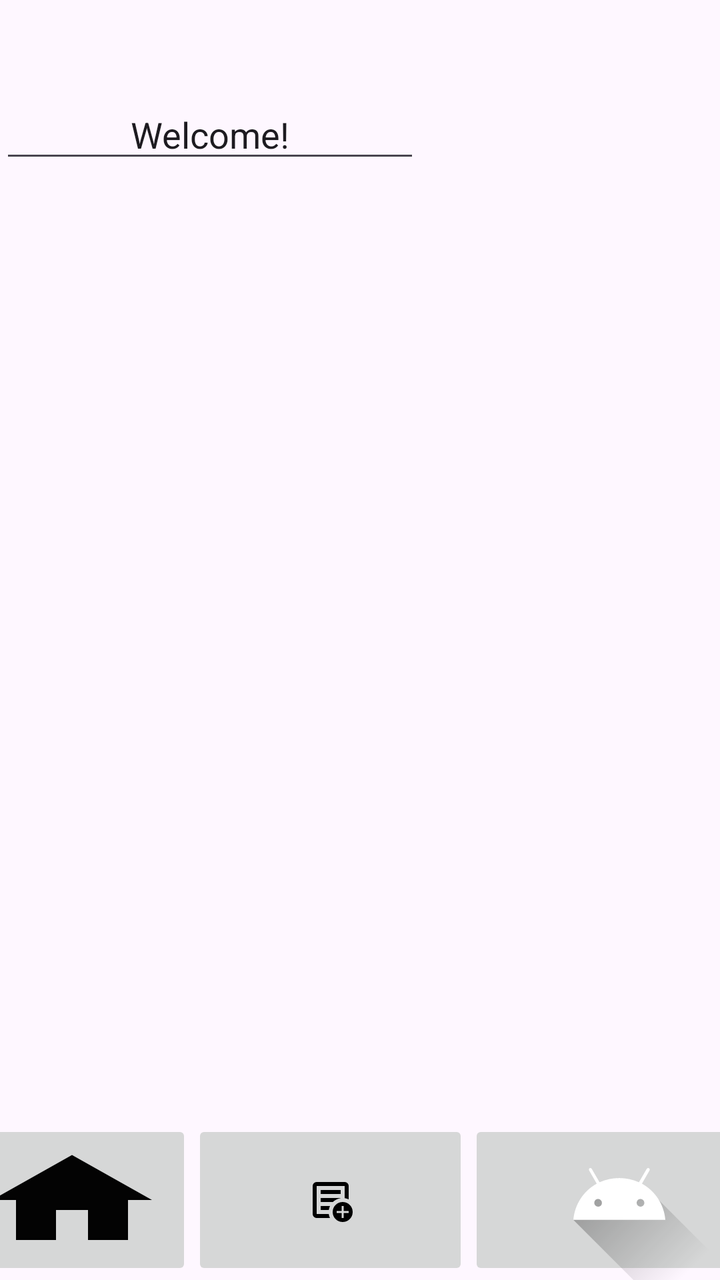
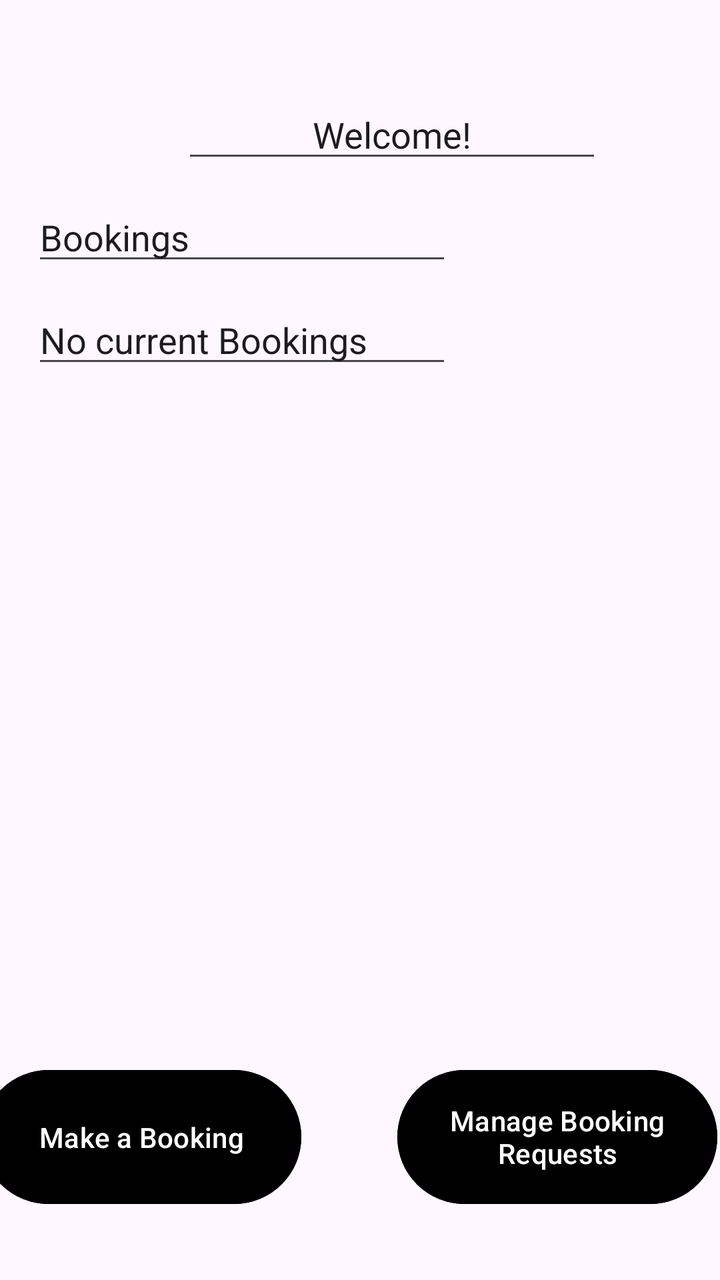

Two renders of the same Android screen: before a commit and after it. Below are the layout's source before the change and the commit's diff.
<!-- AndroidManifest.xml: application theme Theme.COMP2000Project -->
<!-- res/layout/activity_main.xml -->
<?xml version="1.0" encoding="utf-8"?>
<androidx.constraintlayout.widget.ConstraintLayout xmlns:android="http://schemas.android.com/apk/res/android"
    xmlns:app="http://schemas.android.com/apk/res-auto"
    xmlns:tools="http://schemas.android.com/tools"
    android:id="@+id/main"
    android:layout_width="match_parent"
    android:layout_height="match_parent"
    tools:context=".MainActivity">

    <LinearLayout
        android:layout_width="409dp"
        android:layout_height="80dp"
        android:orientation="horizontal"
        app:layout_constraintBottom_toBottomOf="parent"
        app:layout_constraintEnd_toEndOf="parent"
        app:layout_constraintStart_toStartOf="parent">

        <ImageButton
            android:id="@+id/btnBookings"
            android:layout_width="120dp"
            android:layout_height="match_parent"
            android:adjustViewBounds="false"
            android:contentDescription="@string/bookings_page_button"
            android:cropToPadding="false"
            android:scaleType="fitXY"
            app:srcCompat="@drawable/baseline_home_24" />

        <ImageButton
            android:id="@+id/btnHome"
            android:layout_width="120dp"
            android:layout_height="match_parent"
            android:layout_weight="1"
            android:contentDescription="@string/home_page_button"
            app:srcCompat="@drawable/outline_add_notes_24" />

        <ImageButton
            android:id="@+id/btnRequests"
            android:layout_width="wrap_content"
            android:layout_height="wrap_content"
            android:layout_weight="1"
            android:contentDescription="requests_page_button"
            app:srcCompat="@drawable/ic_launcher_foreground" />
    </LinearLayout>

    <EditText
        android:id="@+id/editTextText"
        android:layout_width="wrap_content"
        android:layout_height="wrap_content"
        android:layout_marginTop="45dp"
        android:ems="10"
        android:inputType="text"
        android:text="Welcome!"
        android:textAlignment="center"
        app:layout_constraintTop_toTopOf="parent"
        tools:layout_editor_absoluteX="91dp" />

</androidx.constraintlayout.widget.ConstraintLayout>
<!-- resources referenced by this layout -->
<resources>
  <!-- drawable baseline_home_24 (drawable) -->
  <vector xmlns:android="http://schemas.android.com/apk/res/android" android:alpha="0.99" android:height="24dp" android:tint="#000000" android:viewportHeight="24" android:viewportWidth="24" android:width="24dp">
        
      <path android:fillColor="@android:color/white" android:pathData="M10,20v-6h4v6h5v-8h3L12,3 2,12h3v8z"/>
      
  </vector>
  <!-- drawable ic_launcher_foreground (drawable) -->
  <vector xmlns:android="http://schemas.android.com/apk/res/android"
      xmlns:aapt="http://schemas.android.com/aapt"
      android:width="108dp"
      android:height="108dp"
      android:viewportWidth="108"
      android:viewportHeight="108">
      <path android:pathData="M31,63.928c0,0 6.4,-11 12.1,-13.1c7.2,-2.6 26,-1.4 26,-1.4l38.1,38.1L107,108.928l-32,-1L31,63.928z">
          <aapt:attr name="android:fillColor">
              <gradient
                  android:endX="85.84757"
                  android:endY="92.4963"
                  android:startX="42.9492"
                  android:startY="49.59793"
                  android:type="linear">
                  <item
                      android:color="#44000000"
                      android:offset="0.0" />
                  <item
                      android:color="#00000000"
                      android:offset="1.0" />
              </gradient>
          </aapt:attr>
      </path>
      <path
          android:fillColor="#FFFFFF"
          android:fillType="nonZero"
          android:pathData="M65.3,45.828l3.8,-6.6c0.2,-0.4 0.1,-0.9 -0.3,-1.1c-0.4,-0.2 -0.9,-0.1 -1.1,0.3l-3.9,6.7c-6.3,-2.8 -13.4,-2.8 -19.7,0l-3.9,-6.7c-0.2,-0.4 -0.7,-0.5 -1.1,-0.3C38.8,38.328 38.7,38.828 38.9,39.228l3.8,6.6C36.2,49.428 31.7,56.028 31,63.928h46C76.3,56.028 71.8,49.428 65.3,45.828zM43.4,57.328c-0.8,0 -1.5,-0.5 -1.8,-1.2c-0.3,-0.7 -0.1,-1.5 0.4,-2.1c0.5,-0.5 1.4,-0.7 2.1,-0.4c0.7,0.3 1.2,1 1.2,1.8C45.3,56.528 44.5,57.328 43.4,57.328L43.4,57.328zM64.6,57.328c-0.8,0 -1.5,-0.5 -1.8,-1.2s-0.1,-1.5 0.4,-2.1c0.5,-0.5 1.4,-0.7 2.1,-0.4c0.7,0.3 1.2,1 1.2,1.8C66.5,56.528 65.6,57.328 64.6,57.328L64.6,57.328z"
          android:strokeWidth="1"
          android:strokeColor="#00000000" />
  </vector>
  <!-- drawable outline_add_notes_24 (drawable) -->
  <vector xmlns:android="http://schemas.android.com/apk/res/android" android:height="24dp" android:tint="#000000" android:viewportHeight="960" android:viewportWidth="960" android:width="24dp">
        
      <path android:fillColor="@android:color/white" android:pathData="M200,840Q167,840 143.5,816.5Q120,793 120,760L120,200Q120,167 143.5,143.5Q167,120 200,120L760,120Q793,120 816.5,143.5Q840,167 840,200L840,468Q821,459 801,452.5Q781,446 760,443L760,200Q760,200 760,200Q760,200 760,200L200,200Q200,200 200,200Q200,200 200,200L200,760Q200,760 200,760Q200,760 200,760L442,760Q445,782 451.5,802Q458,822 467,840L200,840ZM200,720Q200,731 200,740.5Q200,750 200,760L200,760Q200,760 200,760Q200,760 200,760L200,200Q200,200 200,200Q200,200 200,200L200,200Q200,200 200,200Q200,200 200,200L200,443Q200,441 200,440.5Q200,440 200,440Q200,440 200,522Q200,604 200,720ZM280,680L443,680Q446,659 452.5,639Q459,619 467,600L280,600L280,680ZM280,520L524,520Q556,490 595.5,470Q635,450 680,443L680,440L280,440L280,520ZM280,360L680,360L680,280L280,280L280,360ZM720,920Q637,920 578.5,861.5Q520,803 520,720Q520,637 578.5,578.5Q637,520 720,520Q803,520 861.5,578.5Q920,637 920,720Q920,803 861.5,861.5Q803,920 720,920ZM700,840L740,840L740,740L840,740L840,700L740,700L740,600L700,600L700,700L600,700L600,740L700,740L700,840Z"/>
      
  </vector>
  <string name="bookings_page_button">Bookings Page Button</string>
  <string name="home_page_button">Home Page Button</string>
  <style name="Theme.COMP2000Project" parent="Base.Theme.COMP2000Project" />
  <style name="Base.Theme.COMP2000Project" parent="Theme.Material3.DayNight.NoActionBar">
          
          
      </style>
</resources>

<!-- the commit's change to res/layout/activity_main.xml (unified diff, before → after) -->
@@ -7,51 +7,70 @@
     android:layout_height="match_parent"
     tools:context=".MainActivity">
 
-    <LinearLayout
-        android:layout_width="409dp"
-        android:layout_height="80dp"
-        android:orientation="horizontal"
-        app:layout_constraintBottom_toBottomOf="parent"
-        app:layout_constraintEnd_toEndOf="parent"
-        app:layout_constraintStart_toStartOf="parent">
-
-        <ImageButton
-            android:id="@+id/btnBookings"
-            android:layout_width="120dp"
-            android:layout_height="match_parent"
-            android:adjustViewBounds="false"
-            android:contentDescription="@string/bookings_page_button"
-            android:cropToPadding="false"
-            android:scaleType="fitXY"
-            app:srcCompat="@drawable/baseline_home_24" />
-
-        <ImageButton
-            android:id="@+id/btnHome"
-            android:layout_width="120dp"
-            android:layout_height="match_parent"
-            android:layout_weight="1"
-            android:contentDescription="@string/home_page_button"
-            app:srcCompat="@drawable/outline_add_notes_24" />
-
-        <ImageButton
-            android:id="@+id/btnRequests"
-            android:layout_width="wrap_content"
-            android:layout_height="wrap_content"
-            android:layout_weight="1"
-            android:contentDescription="requests_page_button"
-            app:srcCompat="@drawable/ic_launcher_foreground" />
-    </LinearLayout>
-
     <EditText
         android:id="@+id/editTextText"
         android:layout_width="wrap_content"
         android:layout_height="wrap_content"
+        android:layout_marginStart="91dp"
         android:layout_marginTop="45dp"
         android:ems="10"
         android:inputType="text"
         android:text="Welcome!"
         android:textAlignment="center"
-        app:layout_constraintTop_toTopOf="parent"
-        tools:layout_editor_absoluteX="91dp" />
+        app:layout_constraintStart_toStartOf="parent"
+        app:layout_constraintTop_toTopOf="parent" />
+
+    <Button
+        android:id="@+id/button"
+        android:layout_width="160dp"
+        android:layout_height="75dp"
+        android:layout_marginStart="24dp"
+        android:layout_marginTop="342dp"
+        android:layout_marginEnd="39dp"
+        android:backgroundTint="@color/black"
+        android:text="@string/manage_booking_requests"
+        app:layout_constraintEnd_toEndOf="parent"
+        app:layout_constraintStart_toEndOf="@+id/btnBookings"
+        app:layout_constraintTop_toBottomOf="@+id/editTextText3" />
+
+    <Button
+        android:id="@+id/btnBookings"
+        android:layout_width="160dp"
+        android:layout_height="75dp"
+        android:layout_marginStart="28dp"
+        android:layout_marginTop="342dp"
+        android:layout_marginEnd="24dp"
+        android:backgroundTint="@color/black"
+        android:text="@string/make_a_booking"
+        app:layout_constraintEnd_toStartOf="@+id/button"
+        app:layout_constraintStart_toStartOf="parent"
+        app:layout_constraintTop_toBottomOf="@+id/editTextText3" />
+
+    <EditText
+        android:id="@+id/editTextText2"
+        android:layout_width="wrap_content"
+        android:layout_height="wrap_content"
+        android:layout_marginStart="16dp"
+        android:layout_marginTop="10dp"
+        android:ems="10"
+        android:inputType="text"
+        android:text="Bookings"
+        app:layout_constraintStart_toStartOf="parent"
+        app:layout_constraintTop_toBottomOf="@+id/editTextText" />
+
+    <EditText
+        android:id="@+id/editTextText3"
+        android:layout_width="wrap_content"
+        android:layout_height="wrap_content"
+        android:layout_marginStart="16dp"
+        android:layout_marginTop="10dp"
+        android:contextClickable="false"
+        android:ems="10"
+        android:inputType="text"
+        android:selectAllOnFocus="false"
+        android:singleLine="false"
+        android:text="No current Bookings"
+        app:layout_constraintStart_toStartOf="parent"
+        app:layout_constraintTop_toBottomOf="@+id/editTextText2" />
 
 </androidx.constraintlayout.widget.ConstraintLayout>
<!-- resource entries referenced after the edit -->
@@ -1,50 +1,8 @@
 <!-- resources referenced by this layout -->
 <resources>
-  <!-- drawable baseline_home_24 (drawable) -->
-  <vector xmlns:android="http://schemas.android.com/apk/res/android" android:alpha="0.99" android:height="24dp" android:tint="#000000" android:viewportHeight="24" android:viewportWidth="24" android:width="24dp">
-        
-      <path android:fillColor="@android:color/white" android:pathData="M10,20v-6h4v6h5v-8h3L12,3 2,12h3v8z"/>
-      
-  </vector>
-  <!-- drawable ic_launcher_foreground (drawable) -->
-  <vector xmlns:android="http://schemas.android.com/apk/res/android"
-      xmlns:aapt="http://schemas.android.com/aapt"
-      android:width="108dp"
-      android:height="108dp"
-      android:viewportWidth="108"
-      android:viewportHeight="108">
-      <path android:pathData="M31,63.928c0,0 6.4,-11 12.1,-13.1c7.2,-2.6 26,-1.4 26,-1.4l38.1,38.1L107,108.928l-32,-1L31,63.928z">
-          <aapt:attr name="android:fillColor">
-              <gradient
-                  android:endX="85.84757"
-                  android:endY="92.4963"
-                  android:startX="42.9492"
-                  android:startY="49.59793"
-                  android:type="linear">
-                  <item
-                      android:color="#44000000"
-                      android:offset="0.0" />
-                  <item
-                      android:color="#00000000"
-                      android:offset="1.0" />
-              </gradient>
-          </aapt:attr>
-      </path>
-      <path
-          android:fillColor="#FFFFFF"
-          android:fillType="nonZero"
-          android:pathData="M65.3,45.828l3.8,-6.6c0.2,-0.4 0.1,-0.9 -0.3,-1.1c-0.4,-0.2 -0.9,-0.1 -1.1,0.3l-3.9,6.7c-6.3,-2.8 -13.4,-2.8 -19.7,0l-3.9,-6.7c-0.2,-0.4 -0.7,-0.5 -1.1,-0.3C38.8,38.328 38.7,38.828 38.9,39.228l3.8,6.6C36.2,49.428 31.7,56.028 31,63.928h46C76.3,56.028 71.8,49.428 65.3,45.828zM43.4,57.328c-0.8,0 -1.5,-0.5 -1.8,-1.2c-0.3,-0.7 -0.1,-1.5 0.4,-2.1c0.5,-0.5 1.4,-0.7 2.1,-0.4c0.7,0.3 1.2,1 1.2,1.8C45.3,56.528 44.5,57.328 43.4,57.328L43.4,57.328zM64.6,57.328c-0.8,0 -1.5,-0.5 -1.8,-1.2s-0.1,-1.5 0.4,-2.1c0.5,-0.5 1.4,-0.7 2.1,-0.4c0.7,0.3 1.2,1 1.2,1.8C66.5,56.528 65.6,57.328 64.6,57.328L64.6,57.328z"
-          android:strokeWidth="1"
-          android:strokeColor="#00000000" />
-  </vector>
-  <!-- drawable outline_add_notes_24 (drawable) -->
-  <vector xmlns:android="http://schemas.android.com/apk/res/android" android:height="24dp" android:tint="#000000" android:viewportHeight="960" android:viewportWidth="960" android:width="24dp">
-        
-      <path android:fillColor="@android:color/white" android:pathData="M200,840Q167,840 143.5,816.5Q120,793 120,760L120,200Q120,167 143.5,143.5Q167,120 200,120L760,120Q793,120 816.5,143.5Q840,167 840,200L840,468Q821,459 801,452.5Q781,446 760,443L760,200Q760,200 760,200Q760,200 760,200L200,200Q200,200 200,200Q200,200 200,200L200,760Q200,760 200,760Q200,760 200,760L442,760Q445,782 451.5,802Q458,822 467,840L200,840ZM200,720Q200,731 200,740.5Q200,750 200,760L200,760Q200,760 200,760Q200,760 200,760L200,200Q200,200 200,200Q200,200 200,200L200,200Q200,200 200,200Q200,200 200,200L200,443Q200,441 200,440.5Q200,440 200,440Q200,440 200,522Q200,604 200,720ZM280,680L443,680Q446,659 452.5,639Q459,619 467,600L280,600L280,680ZM280,520L524,520Q556,490 595.5,470Q635,450 680,443L680,440L280,440L280,520ZM280,360L680,360L680,280L280,280L280,360ZM720,920Q637,920 578.5,861.5Q520,803 520,720Q520,637 578.5,578.5Q637,520 720,520Q803,520 861.5,578.5Q920,637 920,720Q920,803 861.5,861.5Q803,920 720,920ZM700,840L740,840L740,740L840,740L840,700L740,700L740,600L700,600L700,700L600,700L600,740L700,740L700,840Z"/>
-      
-  </vector>
-  <string name="bookings_page_button">Bookings Page Button</string>
-  <string name="home_page_button">Home Page Button</string>
+  <color name="black">#FF000000</color>
+  <string name="make_a_booking">Make a Booking</string>
+  <string name="manage_booking_requests">Manage Booking Requests</string>
   <style name="Theme.COMP2000Project" parent="Base.Theme.COMP2000Project" />
   <style name="Base.Theme.COMP2000Project" parent="Theme.Material3.DayNight.NoActionBar">
           
